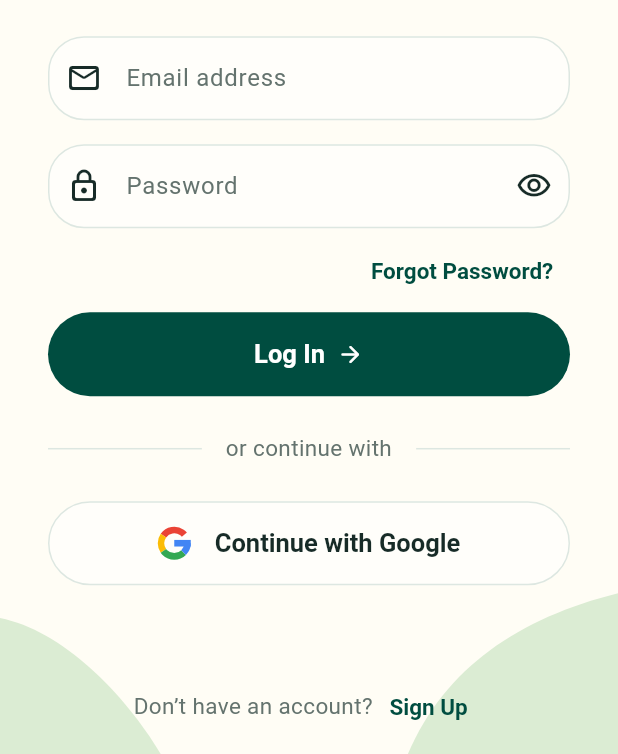
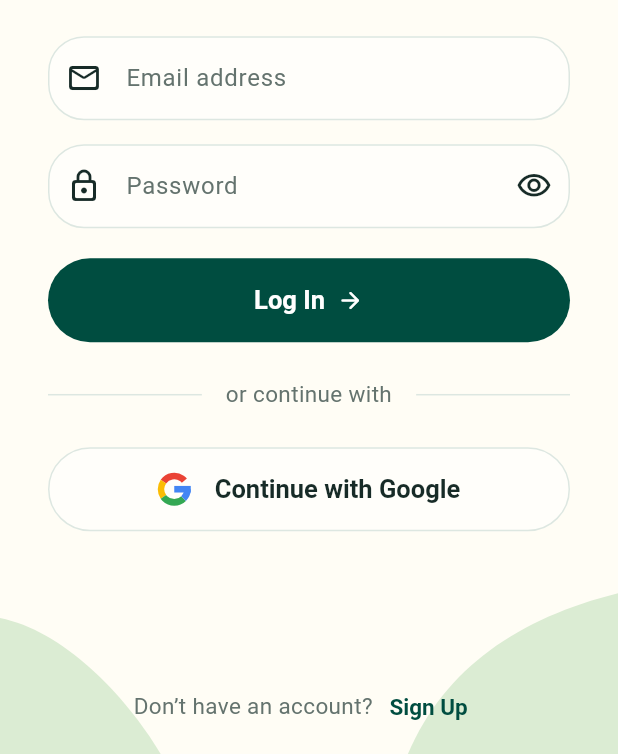
Before and after one commit to farahmohammedd/splitzy, a Flutter app: the LoginPage screen opened by its route, on a phone screen of 412 x 824 dp, the part 482-1236 px from its top. Run offline on Flutter 3.47's test engine with Material 3 defaults, Android fonts, the phone set to English and light mode, and no system bars; our stand-ins replace cloud_firestore, firebase_auth, firebase_core, firebase_crashlytics, flutter_riverpod, freezed_annotation and 3 more; accounts and stored records are empty; generated files the repository leaves out were written again.

Commit message:
refactor(auth): remove the Forgot Password link until the feature exists
The link did nothing when tapped. It returns with the Forgot Password feature.

```diff
--- a/lib/core/router/app_router.dart
+++ b/lib/core/router/app_router.dart
@@ -44,11 +44,8 @@ GoRouter appRouter(Ref ref) {
       ),
       GoRoute(
         path: AppRoutes.login,
-        // Forgot Password is intentionally a no-op until its feature is
-        // built.
         builder: (context, state) => LoginPage(
           onBack: () => _back(context),
-          onForgotPassword: () {},
           onSignUp: () => context.push(AppRoutes.signUp),
         ),
       ),
--- a/lib/features/auth/presentation/screens/login_page.dart
+++ b/lib/features/auth/presentation/screens/login_page.dart
@@ -9,15 +9,9 @@ import 'package:splitzy/features/auth/presentation/screens/login_screen.dart';
 /// forwards log-in attempts and passes their progress and failure message
 /// back to the screen. Navigation callbacks come from the router.
 class LoginPage extends ConsumerWidget {
-  const LoginPage({
-    super.key,
-    required this.onBack,
-    required this.onForgotPassword,
-    required this.onSignUp,
-  });
+  const LoginPage({super.key, required this.onBack, required this.onSignUp});
 
   final VoidCallback onBack;
-  final VoidCallback onForgotPassword;
   final VoidCallback onSignUp;
 
   @override
@@ -39,7 +33,6 @@ class LoginPage extends ConsumerWidget {
             .read(loginControllerProvider.notifier)
             .logIn(email: email, password: password);
       },
-      onForgotPassword: onForgotPassword,
       onContinueWithGoogle: () {
         ref.invalidate(loginControllerProvider);
         ref.read(googleProvider.notifier).signIn();
--- a/lib/features/auth/presentation/screens/login_screen.dart
+++ b/lib/features/auth/presentation/screens/login_screen.dart
@@ -18,7 +18,6 @@ class LoginScreen extends StatefulWidget {
     super.key,
     required this.onBack,
     required this.onLogIn,
-    required this.onForgotPassword,
     required this.onContinueWithGoogle,
     required this.onSignUp,
     this.isSubmitting = false,
@@ -34,7 +33,6 @@ class LoginScreen extends StatefulWidget {
   /// Called with the entered email (trimmed) and password once both fields
   /// pass validation.
   final void Function(String email, String password) onLogIn;
-  final VoidCallback onForgotPassword;
   final VoidCallback onContinueWithGoogle;
   final VoidCallback onSignUp;
 
@@ -112,14 +110,7 @@ class _LoginScreenState extends State<LoginScreen> {
                     AuthValidation.signInPassword(value ?? '')?.message,
                 onSubmitted: _submit,
               ),
-              const SizedBox(height: AppSpacing.xs),
-              Align(
-                alignment: Alignment.centerRight,
-                child: TextButton(
-                  onPressed: widget.onForgotPassword,
-                  child: const Text('Forgot Password?'),
-                ),
-              ),
+              const SizedBox(height: AppSpacing.md),
               if (errorMessage != null) ...[
                 AuthErrorText(errorMessage),
                 const SizedBox(height: AppSpacing.sm),
```
Also changed, not shown: 2 other files.
